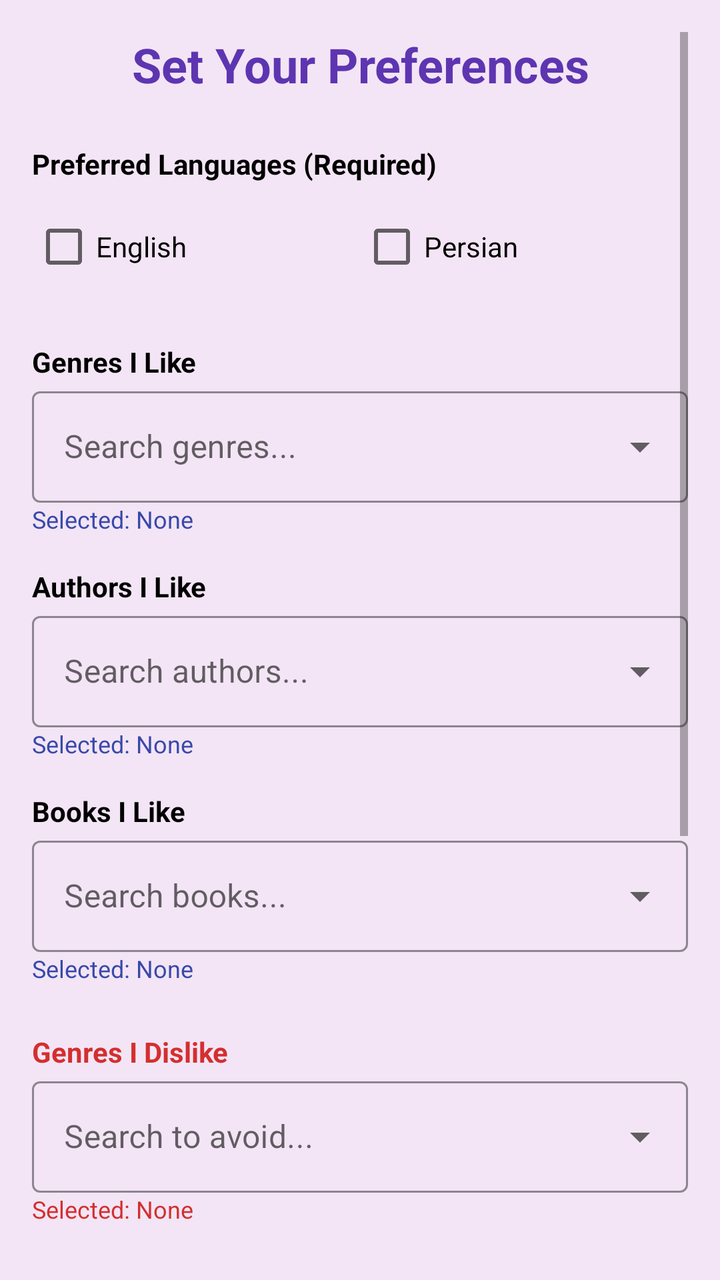
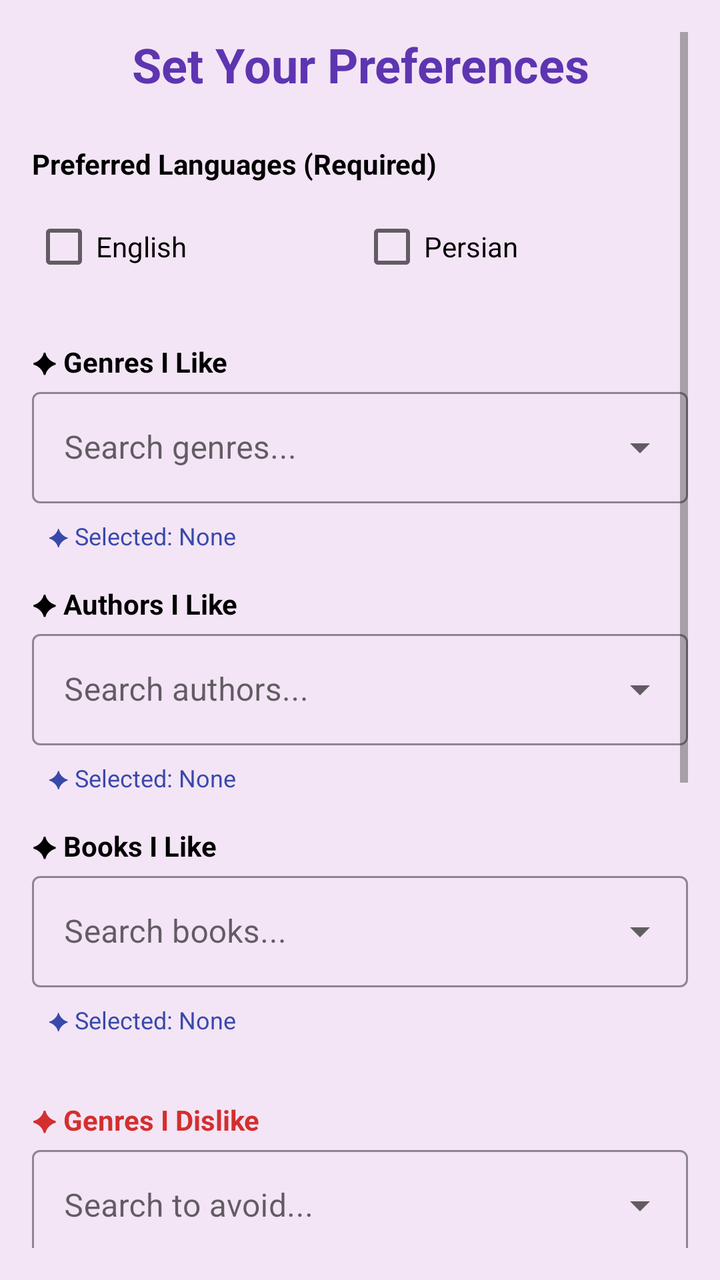

The first picture is an Android layout as it rendered before a commit; the second is the same layout after the commit. The layout source and the unified diff follow.
<!-- AndroidManifest.xml: application theme Theme.BookRecommender -->
<!-- res/layout/activity_preference.xml -->
<?xml version="1.0" encoding="utf-8"?>
<ScrollView xmlns:android="http://schemas.android.com/apk/res/android"
    xmlns:app="http://schemas.android.com/apk/res-auto"
    android:layout_width="match_parent"
    android:layout_height="match_parent"
    android:background="@color/soft_purple"
    android:fillViewport="true"
    android:padding="16dp">

    <LinearLayout
        android:layout_width="match_parent"
        android:layout_height="wrap_content"
        android:orientation="vertical">

        <TextView
            android:layout_width="match_parent"
            android:layout_height="wrap_content"
            android:text="Set Your Preferences"
            android:textSize="24sp"
            android:textStyle="bold"
            android:textColor="@color/primary_purple"
            android:gravity="center"
            android:layout_marginBottom="24dp" />

        
        <TextView
            android:layout_width="wrap_content"
            android:layout_height="wrap_content"
            android:text="Preferred Languages (Required)"
            android:textStyle="bold"
            android:textColor="@color/black"
            android:layout_marginBottom="8dp"/>

        <LinearLayout
            android:layout_width="match_parent"
            android:layout_height="wrap_content"
            android:orientation="horizontal"
            android:layout_marginBottom="16dp">
            <CheckBox android:id="@+id/chkEn" android:layout_width="0dp" android:layout_weight="1" android:layout_height="wrap_content" android:text="English" android:textColor="@color/black"/>
            <CheckBox android:id="@+id/chkFa" android:layout_width="0dp" android:layout_weight="1" android:layout_height="wrap_content" android:text="Persian" android:textColor="@color/black" />
        </LinearLayout>

        
        <TextView android:layout_width="wrap_content" android:layout_height="wrap_content" android:text="Genres I Like" android:textStyle="bold" android:textColor="@color/black" android:layout_marginTop="8dp"/>
        <com.google.android.material.textfield.TextInputLayout style="@style/Widget.MaterialComponents.TextInputLayout.OutlinedBox.ExposedDropdownMenu" android:layout_width="match_parent" android:layout_height="wrap_content" android:hint="Search genres..." app:boxStrokeColor="@color/primary_purple" app:hintTextColor="@color/primary_purple">
            <AutoCompleteTextView android:id="@+id/actvLikedGenres" android:layout_width="match_parent" android:layout_height="wrap_content" android:inputType="text" android:textColor="@color/primary_purple" android:textColorHint="@color/primary_purple" />
        </com.google.android.material.textfield.TextInputLayout>
        <TextView android:id="@+id/tvSelectedLikedGenres" android:layout_width="match_parent" android:layout_height="wrap_content" android:text="Selected: None" android:textSize="12sp" android:textColor="@color/primary_blue" android:layout_marginBottom="16dp"/>

        
        <TextView android:layout_width="wrap_content" android:layout_height="wrap_content" android:text="Authors I Like" android:textStyle="bold" android:textColor="@color/black"/>
        <com.google.android.material.textfield.TextInputLayout style="@style/Widget.MaterialComponents.TextInputLayout.OutlinedBox.ExposedDropdownMenu" android:layout_width="match_parent" android:layout_height="wrap_content" android:hint="Search authors..." app:boxStrokeColor="@color/primary_purple" app:hintTextColor="@color/primary_purple">
            <AutoCompleteTextView android:id="@+id/actvLikedAuthors" android:layout_width="match_parent" android:layout_height="wrap_content" android:inputType="text" android:textColor="@color/primary_purple" android:textColorHint="@color/primary_purple" />
        </com.google.android.material.textfield.TextInputLayout>
        <TextView android:id="@+id/tvSelectedLikedAuthors" android:layout_width="match_parent" android:layout_height="wrap_content" android:text="Selected: None" android:textSize="12sp" android:textColor="@color/primary_blue" android:layout_marginBottom="16dp"/>

        
        <TextView android:layout_width="wrap_content" android:layout_height="wrap_content" android:text="Books I Like" android:textStyle="bold" android:textColor="@color/black"/>
        <com.google.android.material.textfield.TextInputLayout style="@style/Widget.MaterialComponents.TextInputLayout.OutlinedBox.ExposedDropdownMenu" android:layout_width="match_parent" android:layout_height="wrap_content" android:hint="Search books..." app:boxStrokeColor="@color/primary_purple" app:hintTextColor="@color/primary_purple">
            <AutoCompleteTextView android:id="@+id/actvLikedBooks" android:layout_width="match_parent" android:layout_height="wrap_content" android:inputType="text" android:textColor="@color/primary_purple" android:textColorHint="@color/primary_purple" />
        </com.google.android.material.textfield.TextInputLayout>
        <TextView android:id="@+id/tvSelectedLikedBooks" android:layout_width="match_parent" android:layout_height="wrap_content" android:text="Selected: None" android:textSize="12sp" android:textColor="@color/primary_blue" android:layout_marginBottom="16dp"/>

        
        <TextView android:layout_width="wrap_content" android:layout_height="wrap_content" android:text="Genres I Dislike" android:textStyle="bold" android:textColor="#D32F2F" android:layout_marginTop="8dp"/>
        <com.google.android.material.textfield.TextInputLayout style="@style/Widget.MaterialComponents.TextInputLayout.OutlinedBox.ExposedDropdownMenu" android:layout_width="match_parent" android:layout_height="wrap_content" android:hint="Search to avoid..." app:boxStrokeColor="#D32F2F" app:hintTextColor="#D32F2F">
            <AutoCompleteTextView android:id="@+id/actvDislikedGenres" android:layout_width="match_parent" android:layout_height="wrap_content" android:inputType="text" android:textColor="#D32F2F" android:textColorHint="#D32F2F" />
        </com.google.android.material.textfield.TextInputLayout>
        <TextView android:id="@+id/tvSelectedDislikedGenres" android:layout_width="match_parent" android:layout_height="wrap_content" android:text="Selected: None" android:textSize="12sp" android:textColor="#D32F2F" android:layout_marginBottom="16dp"/>

        
        <TextView android:layout_width="wrap_content" android:layout_height="wrap_content" android:text="Authors I Dislike" android:textStyle="bold" android:textColor="#D32F2F"/>
        <com.google.android.material.textfield.TextInputLayout style="@style/Widget.MaterialComponents.TextInputLayout.OutlinedBox.ExposedDropdownMenu" android:layout_width="match_parent" android:layout_height="wrap_content" android:hint="Search to avoid..." app:boxStrokeColor="#D32F2F" app:hintTextColor="#D32F2F">
            <AutoCompleteTextView android:id="@+id/actvDislikedAuthors" android:layout_width="match_parent" android:layout_height="wrap_content" android:inputType="text" android:textColor="#D32F2F" android:textColorHint="#D32F2F" />
        </com.google.android.material.textfield.TextInputLayout>
        <TextView android:id="@+id/tvSelectedDislikedAuthors" android:layout_width="match_parent" android:layout_height="wrap_content" android:text="Selected: None" android:textSize="12sp" android:textColor="#D32F2F" android:layout_marginBottom="16dp"/>

        
        <TextView android:layout_width="wrap_content" android:layout_height="wrap_content" android:text="Books I Dislike" android:textStyle="bold" android:textColor="#D32F2F"/>
        <com.google.android.material.textfield.TextInputLayout style="@style/Widget.MaterialComponents.TextInputLayout.OutlinedBox.ExposedDropdownMenu" android:layout_width="match_parent" android:layout_height="wrap_content" android:hint="Search to avoid..." app:boxStrokeColor="#D32F2F" app:hintTextColor="#D32F2F">
            <AutoCompleteTextView android:id="@+id/actvDislikedBooks" android:layout_width="match_parent" android:layout_height="wrap_content" android:inputType="text" android:textColor="#D32F2F" android:textColorHint="#D32F2F" />
        </com.google.android.material.textfield.TextInputLayout>
        <TextView android:id="@+id/tvSelectedDislikedBooks" android:layout_width="match_parent" android:layout_height="wrap_content" android:text="Selected: None" android:textSize="12sp" android:textColor="#D32F2F" android:layout_marginBottom="16dp"/>

        
        <Button
            android:id="@+id/btnSaveAndRecommend"
            android:layout_width="match_parent"
            android:layout_height="wrap_content"
            android:text="Save &amp; Get Recommendations"
            android:backgroundTint="@color/primary_purple"
            android:textColor="@color/white"
            android:layout_marginTop="16dp" />

        
        <TextView
            android:id="@+id/tvCancelAndLogout"
            android:layout_width="match_parent"
            android:layout_height="wrap_content"
            android:text="Cancel and Logout"
            android:textSize="14sp"
            android:textColor="#D32F2F"
            android:textStyle="bold"
            android:gravity="center"
            android:layout_marginTop="16dp"
            android:layout_marginBottom="16dp"
            android:clickable="true"
            android:focusable="true" />

        <ProgressBar
            android:id="@+id/progressBar"
            android:layout_width="wrap_content"
            android:layout_height="wrap_content"
            android:layout_gravity="center"
            android:visibility="gone"
            android:indeterminateTint="@color/primary_purple"
            android:layout_marginTop="16dp" />

    </LinearLayout>
</ScrollView>
<!-- resources referenced by this layout -->
<resources>
  <color name="black">#FF000000</color>
  <color name="primary_blue">#3949AB</color>
  <color name="primary_purple">#5E35B1</color>
  <color name="soft_purple">#F3E5F5</color>
  <color name="white">#FFFFFFFF</color>
  <style name="Theme.BookRecommender" parent="Theme.MaterialComponents.DayNight.NoActionBar">
          
          <item name="colorPrimary">@color/primary_purple</item>
          <item name="colorPrimaryVariant">@color/primary_blue</item>
          <item name="colorOnPrimary">@color/white</item>
          
          <item name="colorSecondary">@color/primary_blue</item>
          <item name="colorSecondaryVariant">@color/primary_purple</item>
          <item name="colorOnSecondary">@color/white</item>
          
          <item name="android:statusBarColor" tools:targetApi="l">@color/primary_purple</item>
          
      </style>
</resources>

<!-- the commit's change to res/layout/activity_preference.xml (unified diff, before → after) -->
@@ -41,46 +41,46 @@
         </LinearLayout>
 
         
-        <TextView android:layout_width="wrap_content" android:layout_height="wrap_content" android:text="Genres I Like" android:textStyle="bold" android:textColor="@color/black" android:layout_marginTop="8dp"/>
+        <TextView android:layout_width="wrap_content" android:layout_height="wrap_content" android:text="✦ Genres I Like" android:textStyle="bold" android:textColor="@color/black" android:layout_marginTop="8dp"/>
         <com.google.android.material.textfield.TextInputLayout style="@style/Widget.MaterialComponents.TextInputLayout.OutlinedBox.ExposedDropdownMenu" android:layout_width="match_parent" android:layout_height="wrap_content" android:hint="Search genres..." app:boxStrokeColor="@color/primary_purple" app:hintTextColor="@color/primary_purple">
-            <AutoCompleteTextView android:id="@+id/actvLikedGenres" android:layout_width="match_parent" android:layout_height="wrap_content" android:inputType="text" android:textColor="@color/primary_purple" android:textColorHint="@color/primary_purple" />
+            <AutoCompleteTextView android:id="@+id/actvLikedGenres" android:layout_width="match_parent" android:layout_height="wrap_content" android:inputType="text" android:textColor="@color/black" />
         </com.google.android.material.textfield.TextInputLayout>
-        <TextView android:id="@+id/tvSelectedLikedGenres" android:layout_width="match_parent" android:layout_height="wrap_content" android:text="Selected: None" android:textSize="12sp" android:textColor="@color/primary_blue" android:layout_marginBottom="16dp"/>
+        <TextView android:id="@+id/tvSelLikedGenres" android:layout_width="match_parent" android:layout_height="wrap_content" android:text="✦ Selected: None" android:textSize="12sp" android:textColor="@color/primary_blue" android:layout_marginBottom="8dp" android:padding="8dp" android:background="@drawable/selected_items_bg" android:clickable="true" android:focusable="true"/>
 
         
-        <TextView android:layout_width="wrap_content" android:layout_height="wrap_content" android:text="Authors I Like" android:textStyle="bold" android:textColor="@color/black"/>
+        <TextView android:layout_width="wrap_content" android:layout_height="wrap_content" android:text="✦ Authors I Like" android:textStyle="bold" android:textColor="@color/black"/>
         <com.google.android.material.textfield.TextInputLayout style="@style/Widget.MaterialComponents.TextInputLayout.OutlinedBox.ExposedDropdownMenu" android:layout_width="match_parent" android:layout_height="wrap_content" android:hint="Search authors..." app:boxStrokeColor="@color/primary_purple" app:hintTextColor="@color/primary_purple">
-            <AutoCompleteTextView android:id="@+id/actvLikedAuthors" android:layout_width="match_parent" android:layout_height="wrap_content" android:inputType="text" android:textColor="@color/primary_purple" android:textColorHint="@color/primary_purple" />
+            <AutoCompleteTextView android:id="@+id/actvLikedAuthors" android:layout_width="match_parent" android:layout_height="wrap_content" android:inputType="text" android:textColor="@color/black" />
         </com.google.android.material.textfield.TextInputLayout>
-        <TextView android:id="@+id/tvSelectedLikedAuthors" android:layout_width="match_parent" android:layout_height="wrap_content" android:text="Selected: None" android:textSize="12sp" android:textColor="@color/primary_blue" android:layout_marginBottom="16dp"/>
+        <TextView android:id="@+id/tvSelLikedAuthors" android:layout_width="match_parent" android:layout_height="wrap_content" android:text="✦ Selected: None" android:textSize="12sp" android:textColor="@color/primary_blue" android:layout_marginBottom="8dp" android:padding="8dp" android:background="@drawable/selected_items_bg" android:clickable="true" android:focusable="true"/>
 
         
-        <TextView android:layout_width="wrap_content" android:layout_height="wrap_content" android:text="Books I Like" android:textStyle="bold" android:textColor="@color/black"/>
+        <TextView android:layout_width="wrap_content" android:layout_height="wrap_content" android:text="✦ Books I Like" android:textStyle="bold" android:textColor="@color/black"/>
         <com.google.android.material.textfield.TextInputLayout style="@style/Widget.MaterialComponents.TextInputLayout.OutlinedBox.ExposedDropdownMenu" android:layout_width="match_parent" android:layout_height="wrap_content" android:hint="Search books..." app:boxStrokeColor="@color/primary_purple" app:hintTextColor="@color/primary_purple">
-            <AutoCompleteTextView android:id="@+id/actvLikedBooks" android:layout_width="match_parent" android:layout_height="wrap_content" android:inputType="text" android:textColor="@color/primary_purple" android:textColorHint="@color/primary_purple" />
+            <AutoCompleteTextView android:id="@+id/actvLikedBooks" android:layout_width="match_parent" android:layout_height="wrap_content" android:inputType="text" android:textColor="@color/black" />
         </com.google.android.material.textfield.TextInputLayout>
-        <TextView android:id="@+id/tvSelectedLikedBooks" android:layout_width="match_parent" android:layout_height="wrap_content" android:text="Selected: None" android:textSize="12sp" android:textColor="@color/primary_blue" android:layout_marginBottom="16dp"/>
+        <TextView android:id="@+id/tvSelLikedBooks" android:layout_width="match_parent" android:layout_height="wrap_content" android:text="✦ Selected: None" android:textSize="12sp" android:textColor="@color/primary_blue" android:layout_marginBottom="16dp" android:padding="8dp" android:background="@drawable/selected_items_bg" android:clickable="true" android:focusable="true"/>
 
         
-        <TextView android:layout_width="wrap_content" android:layout_height="wrap_content" android:text="Genres I Dislike" android:textStyle="bold" android:textColor="#D32F2F" android:layout_marginTop="8dp"/>
+        <TextView android:layout_width="wrap_content" android:layout_height="wrap_content" android:text="✦ Genres I Dislike" android:textStyle="bold" android:textColor="#D32F2F" android:layout_marginTop="8dp"/>
         <com.google.android.material.textfield.TextInputLayout style="@style/Widget.MaterialComponents.TextInputLayout.OutlinedBox.ExposedDropdownMenu" android:layout_width="match_parent" android:layout_height="wrap_content" android:hint="Search to avoid..." app:boxStrokeColor="#D32F2F" app:hintTextColor="#D32F2F">
-            <AutoCompleteTextView android:id="@+id/actvDislikedGenres" android:layout_width="match_parent" android:layout_height="wrap_content" android:inputType="text" android:textColor="#D32F2F" android:textColorHint="#D32F2F" />
+            <AutoCompleteTextView android:id="@+id/actvDislikedGenres" android:layout_width="match_parent" android:layout_height="wrap_content" android:inputType="text" android:textColor="@color/black" />
         </com.google.android.material.textfield.TextInputLayout>
-        <TextView android:id="@+id/tvSelectedDislikedGenres" android:layout_width="match_parent" android:layout_height="wrap_content" android:text="Selected: None" android:textSize="12sp" android:textColor="#D32F2F" android:layout_marginBottom="16dp"/>
+        <TextView android:id="@+id/tvSelDislikedGenres" android:layout_width="match_parent" android:layout_height="wrap_content" android:text="✦ Selected: None" android:textSize="12sp" android:textColor="#D32F2F" android:layout_marginBottom="8dp" android:padding="8dp" android:background="@drawable/selected_items_bg" android:clickable="true" android:focusable="true"/>
 
         
-        <TextView android:layout_width="wrap_content" android:layout_height="wrap_content" android:text="Authors I Dislike" android:textStyle="bold" android:textColor="#D32F2F"/>
+        <TextView android:layout_width="wrap_content" android:layout_height="wrap_content" android:text="✦ Authors I Dislike" android:textStyle="bold" android:textColor="#D32F2F"/>
         <com.google.android.material.textfield.TextInputLayout style="@style/Widget.MaterialComponents.TextInputLayout.OutlinedBox.ExposedDropdownMenu" android:layout_width="match_parent" android:layout_height="wrap_content" android:hint="Search to avoid..." app:boxStrokeColor="#D32F2F" app:hintTextColor="#D32F2F">
-            <AutoCompleteTextView android:id="@+id/actvDislikedAuthors" android:layout_width="match_parent" android:layout_height="wrap_content" android:inputType="text" android:textColor="#D32F2F" android:textColorHint="#D32F2F" />
+            <AutoCompleteTextView android:id="@+id/actvDislikedAuthors" android:layout_width="match_parent" android:layout_height="wrap_content" android:inputType="text" android:textColor="@color/black" />
         </com.google.android.material.textfield.TextInputLayout>
-        <TextView android:id="@+id/tvSelectedDislikedAuthors" android:layout_width="match_parent" android:layout_height="wrap_content" android:text="Selected: None" android:textSize="12sp" android:textColor="#D32F2F" android:layout_marginBottom="16dp"/>
+        <TextView android:id="@+id/tvSelDislikedAuthors" android:layout_width="match_parent" android:layout_height="wrap_content" android:text="✦ Selected: None" android:textSize="12sp" android:textColor="#D32F2F" android:layout_marginBottom="8dp" android:padding="8dp" android:background="@drawable/selected_items_bg" android:clickable="true" android:focusable="true"/>
 
         
-        <TextView android:layout_width="wrap_content" android:layout_height="wrap_content" android:text="Books I Dislike" android:textStyle="bold" android:textColor="#D32F2F"/>
+        <TextView android:layout_width="wrap_content" android:layout_height="wrap_content" android:text="✦ Books I Dislike" android:textStyle="bold" android:textColor="#D32F2F"/>
         <com.google.android.material.textfield.TextInputLayout style="@style/Widget.MaterialComponents.TextInputLayout.OutlinedBox.ExposedDropdownMenu" android:layout_width="match_parent" android:layout_height="wrap_content" android:hint="Search to avoid..." app:boxStrokeColor="#D32F2F" app:hintTextColor="#D32F2F">
-            <AutoCompleteTextView android:id="@+id/actvDislikedBooks" android:layout_width="match_parent" android:layout_height="wrap_content" android:inputType="text" android:textColor="#D32F2F" android:textColorHint="#D32F2F" />
+            <AutoCompleteTextView android:id="@+id/actvDislikedBooks" android:layout_width="match_parent" android:layout_height="wrap_content" android:inputType="text" android:textColor="@color/black" />
         </com.google.android.material.textfield.TextInputLayout>
-        <TextView android:id="@+id/tvSelectedDislikedBooks" android:layout_width="match_parent" android:layout_height="wrap_content" android:text="Selected: None" android:textSize="12sp" android:textColor="#D32F2F" android:layout_marginBottom="16dp"/>
+        <TextView android:id="@+id/tvSelDislikedBooks" android:layout_width="match_parent" android:layout_height="wrap_content" android:text="✦ Selected: None" android:textSize="12sp" android:textColor="#D32F2F" android:layout_marginBottom="16dp" android:padding="8dp" android:background="@drawable/selected_items_bg" android:clickable="true" android:focusable="true"/>
 
         
         <Button
